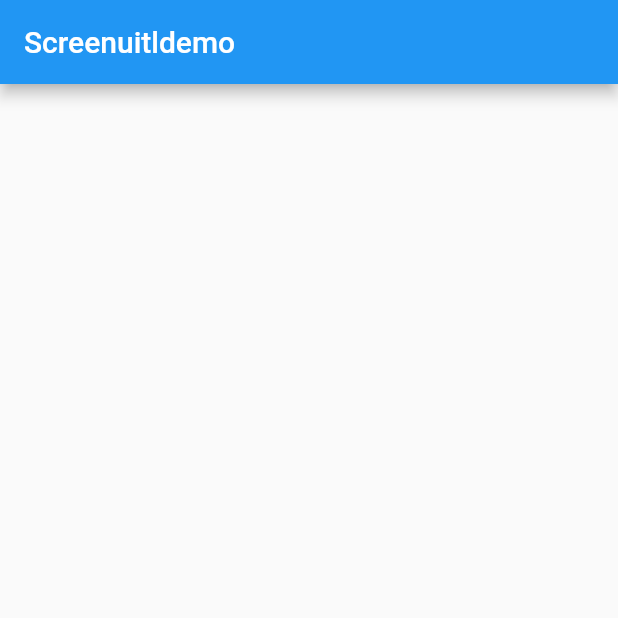
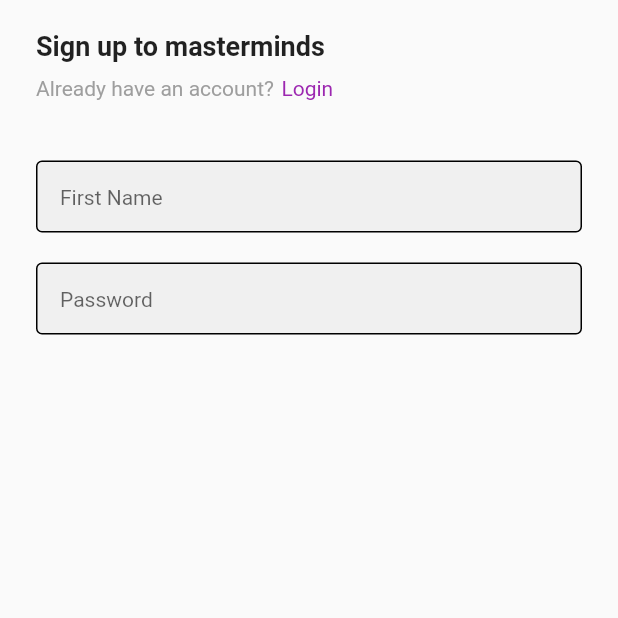
Before and after one commit to ergincetn01/flutter_screen_util_demo, a Flutter app: the screen it shows after launch, on a phone screen of 412 x 824 dp, the top half of it. Run offline on Flutter 3.47's test engine with Material 2 defaults, Android fonts, the phone set to English and light mode, and no system bars; our stand-ins replace flutter_screenutil.

Commit message:
custom text field impl.

```diff
--- a/lib/home_screen.dart
+++ /dev/null
@@ -1,10 +0,0 @@
-import 'package:flutter/material.dart';
-
-class HomeScreen extends StatelessWidget {
-  const HomeScreen({super.key});
-
-  @override
-  Widget build(BuildContext context) {
-    return Container();
-  }
-}
--- a/lib/main.dart
+++ b/lib/main.dart
@@ -1,9 +1,9 @@
 import 'package:flutter/material.dart';
 import 'package:flutter_screenutil/flutter_screenutil.dart';
-import 'package:screen_util_demo/home_screen.dart';
+import 'package:screen_util_demo/screens/home_screen.dart';
 
 void main() {
-  runApp(const ScreenUtilDemo());
+  runApp( const ScreenUtilDemo());
 }
 
 class ScreenUtilDemo extends StatelessWidget {
@@ -11,13 +11,12 @@
 
   @override
   Widget build(BuildContext context) {
-    return ScreenUtilInit(
-      child: MaterialApp(
-        home: Scaffold(
-          appBar: AppBar(title: const Text("Screenuitldemo")),
-        body: const HomeScreen(),
-        ),
-       ),
-    );
+   return ScreenUtilInit(
+    builder: (context, child) => MaterialApp(
+      theme: ThemeData(primarySwatch: Colors.blue),
+      title: "Flutter Screenutil demo",
+      home: HomeScreen(),
+    ),designSize: const Size(360,640),
+   );
   }
 }
--- /dev/null
+++ b/lib/screens/home_screen.dart
@@ -0,0 +1,54 @@
+import 'package:flutter/material.dart';
+import 'package:flutter_screenutil/flutter_screenutil.dart';
+import 'package:screen_util_demo/util/custom_text_field.dart';
+
+class HomeScreen extends StatelessWidget {
+  HomeScreen({super.key});
+
+  final purpleColor = Color(0xff6688FF);
+  final darkTextColor = Color(0xff1F1A3D);
+  final lightTextColor = Color(0xff999999);
+  final textFieldColor = Color(0xffF5F6FA);
+  final borderColor = Color(0xffD9D9D9);
+
+  @override
+  Widget build(BuildContext context) {
+    return const Scaffold(
+      body: SafeArea(
+        child: Padding(
+          padding: EdgeInsets.symmetric(horizontal: 24),
+          child:
+              Column(crossAxisAlignment: CrossAxisAlignment.start, children: [
+            SizedBox(height: 20),
+            Text("Sign up to masterminds",
+                style: TextStyle(fontSize: 18, fontWeight: FontWeight.bold)),
+            SizedBox(height: 10),
+            Wrap(
+              children: [
+                Text(
+                  "Already have an account?",
+                  style: TextStyle(
+                      fontSize: 14,
+                      color: Colors.grey,
+                      fontWeight: FontWeight.w400),
+                ),
+                SizedBox(width: 5),
+                Text(
+                  "Login",
+                  style: TextStyle(
+                      fontSize: 14,
+                      color: Colors.purple,
+                      fontWeight: FontWeight.w400),
+                ),
+              ],
+            ),
+            SizedBox(height: 40),
+            CustomTextField(hintText: "First Name"),
+            SizedBox(height: 20),
+            CustomTextField(hintText: "Password")
+          ]),
+        ),
+      ),
+    );
+  }
+}
--- /dev/null
+++ b/lib/util/custom_text_field.dart
@@ -0,0 +1,21 @@
+import 'package:flutter/material.dart';
+
+class CustomTextField extends StatelessWidget {
+  const CustomTextField({super.key, required this.hintText});
+
+  final String hintText;
+
+  @override
+  Widget build(BuildContext context) {
+    return TextField(
+      decoration: InputDecoration(
+          hintText: hintText,
+          hintStyle: const TextStyle(fontSize: 14, fontWeight: FontWeight.w400),
+          filled: true,
+          border: const OutlineInputBorder(),
+          enabledBorder: const OutlineInputBorder(),
+          contentPadding:
+              const EdgeInsets.symmetric(horizontal: 16.0, vertical: 14.0)),
+    );
+  }
+}
```
